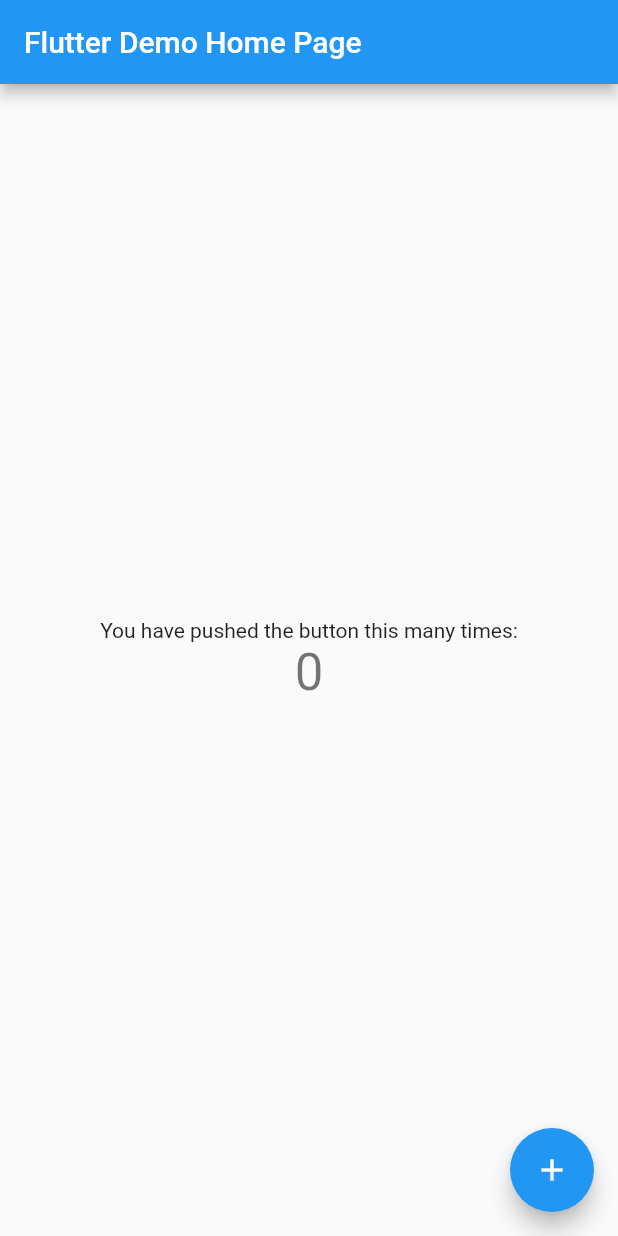
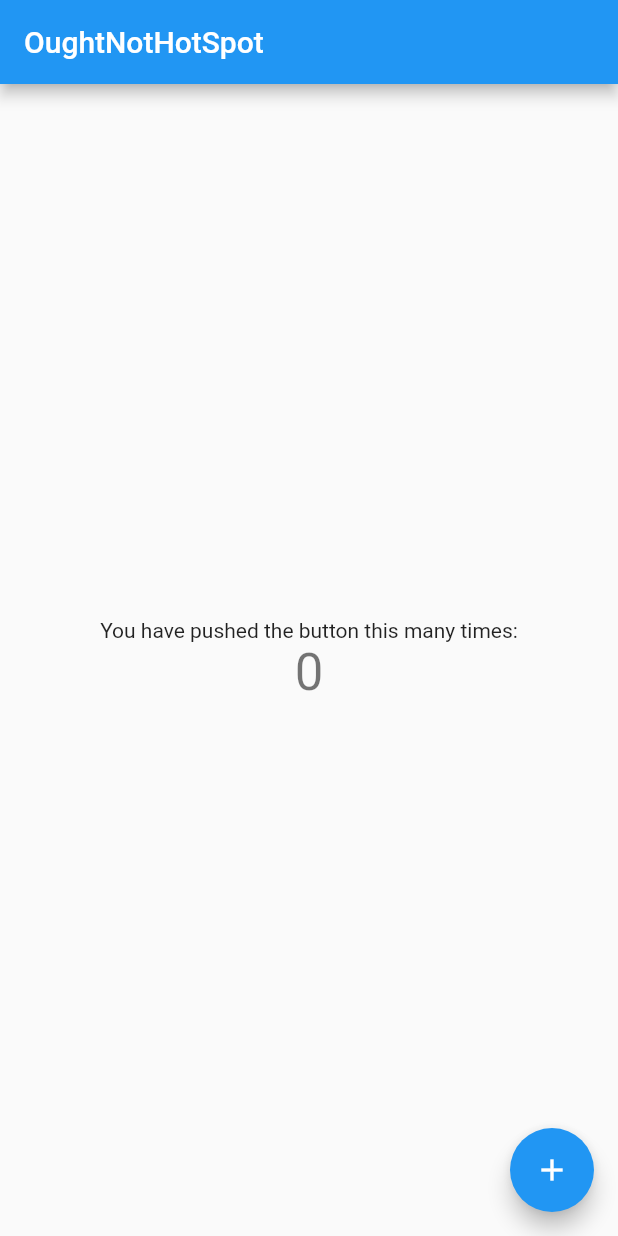
Before and after one commit to johnsenner/OughtNotHotSpot, a Flutter app: the screen it shows after launch, on a phone screen of 412 x 824 dp. Run offline on Flutter 3.47's test engine with Material 2 defaults, Android fonts, the phone set to English and light mode, and no system bars.

Commit message:
Misc config stuff

```diff
--- a/lib/main.dart
+++ b/lib/main.dart
@@ -20,7 +20,7 @@ class MyApp extends StatelessWidget {
         // is not restarted.
         primarySwatch: Colors.blue,
       ),
-      home: MyHomePage(title: 'Flutter Demo Home Page'),
+      home: MyHomePage(title: 'OughtNotHotSpot'),
     );
   }
 }
```
